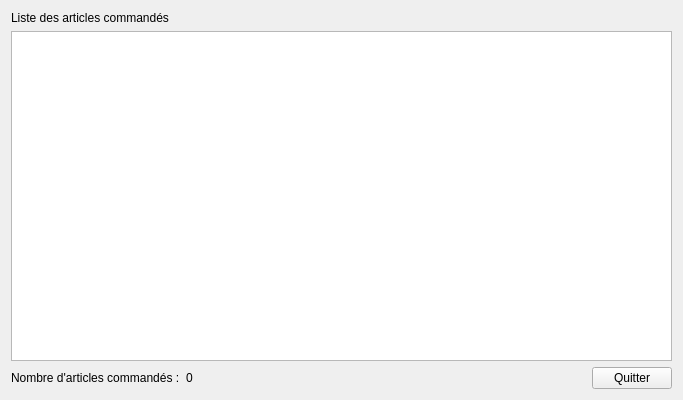
This is views/ui/article-command-list.ui in mono57/libsoft as Qt 5 draws it before an edit. The edited form follows.
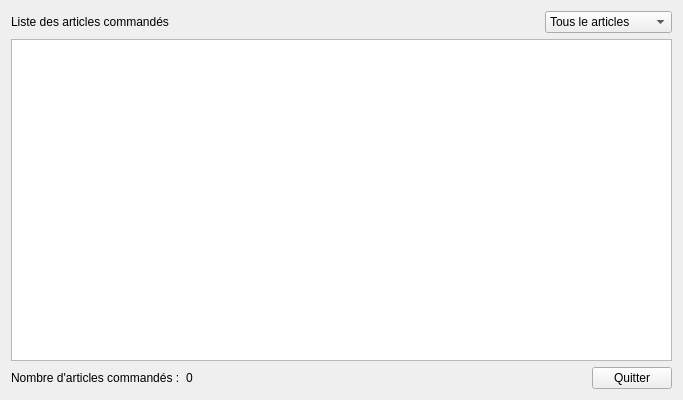
This is the edited form.

Diff of the .ui file:
```diff
--- a/views/ui/article-command-list.ui
+++ b/views/ui/article-command-list.ui
@@ -17,11 +17,47 @@
    <item>
     <layout class="QVBoxLayout" name="verticalLayout">
      <item>
+      <layout class="QHBoxLayout" name="horizontalLayout_2">
+       <item>
       <widget class="QLabel" name="label">
        <property name="text">
         <string>Liste des articles commandés</string>
        </property>
       </widget>
+       </item>
+       <item>
+        <spacer name="horizontalSpacer_2">
+         <property name="orientation">
+          <enum>Qt::Horizontal</enum>
+         </property>
+         <property name="sizeHint" stdset="0">
+          <size>
+           <width>40</width>
+           <height>20</height>
+          </size>
+         </property>
+        </spacer>
+       </item>
+       <item>
+        <widget class="QComboBox" name="comboBoxFilter">
+         <item>
+          <property name="text">
+           <string>Tous le articles</string>
+          </property>
+         </item>
+         <item>
+          <property name="text">
+           <string>Réceptionnés</string>
+          </property>
+         </item>
+         <item>
+          <property name="text">
+           <string>Non réceptionnés</string>
+          </property>
+         </item>
+        </widget>
+       </item>
+      </layout>
      </item>
      <item>
       <widget class="QTableView" name="tableView"/>
```
Lines whose indentation alone changed are shown as unchanged.
